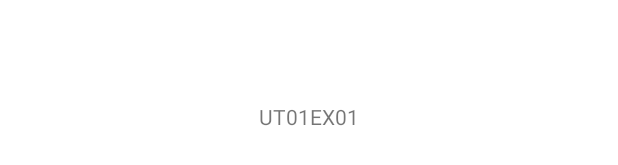
After one commit to Pabloyquemas/AAD, an Android app: the layout activity_ut01ex01.xml on its own in the app's theme, with its tools: preview values and no code run, on a phone screen of 412 x 824 dp. The commit adds this screen. Shown: the part 502-667 px from the top of the screen. Run offline under Robolectric (Android 15) with nearby library versions, the phone set to English and light mode, and no system bars.

Commit message:
Start project

```diff
--- /dev/null
+++ b/app/src/main/java/com/pgonrod/aad/UT01/Ex01/domain/Customer.kt
@@ -0,0 +1,3 @@
+package com.pgonrod.aad.UT01.Ex01.domain
+
+data class Customer (val id: Int, val name: String, val surname: String, val isActive: Boolean)
--- /dev/null
+++ b/app/src/main/res/layout/activity_ut01ex01.xml
@@ -0,0 +1,18 @@
+<?xml version="1.0" encoding="utf-8"?>
+<androidx.constraintlayout.widget.ConstraintLayout xmlns:android="http://schemas.android.com/apk/res/android"
+    xmlns:app="http://schemas.android.com/apk/res-auto"
+    xmlns:tools="http://schemas.android.com/tools"
+    android:layout_width="match_parent"
+    android:layout_height="match_parent"
+    tools:context=".MainActivity">
+
+    <TextView
+        android:layout_width="wrap_content"
+        android:layout_height="wrap_content"
+        android:text="UT01EX01"
+        app:layout_constraintBottom_toBottomOf="parent"
+        app:layout_constraintEnd_toEndOf="parent"
+        app:layout_constraintStart_toStartOf="parent"
+        app:layout_constraintTop_toTopOf="parent" />
+
+</androidx.constraintlayout.widget.ConstraintLayout>
--- a/app/src/main/res/values/strings.xml
+++ b/app/src/main/res/values/strings.xml
@@ -1,3 +1,6 @@
 <resources>
     <string name="app_name">AAD-2022</string>
+    <string name="preference_ut01ex01">ut01ex01</string>
+
+
 </resources>
```
Also changed, not shown: app/src/main/AndroidManifest.xml (+14 -1 lines), app/src/main/java/com/pgonrod/aad/UT01/Ex01/data/PreferenceLocalSource.kt (added, +42 -0 lines), app/src/main/java/com/pgonrod/aad/UT01/Ex01/data/SharedPreferenceLocalSource.kt (added, +43 -0 lines), app/src/main/java/com/pgonrod/aad/UT01/Ex01/presentation/Ut01Ex01Activity.kt (added, +45 -0 lines).
